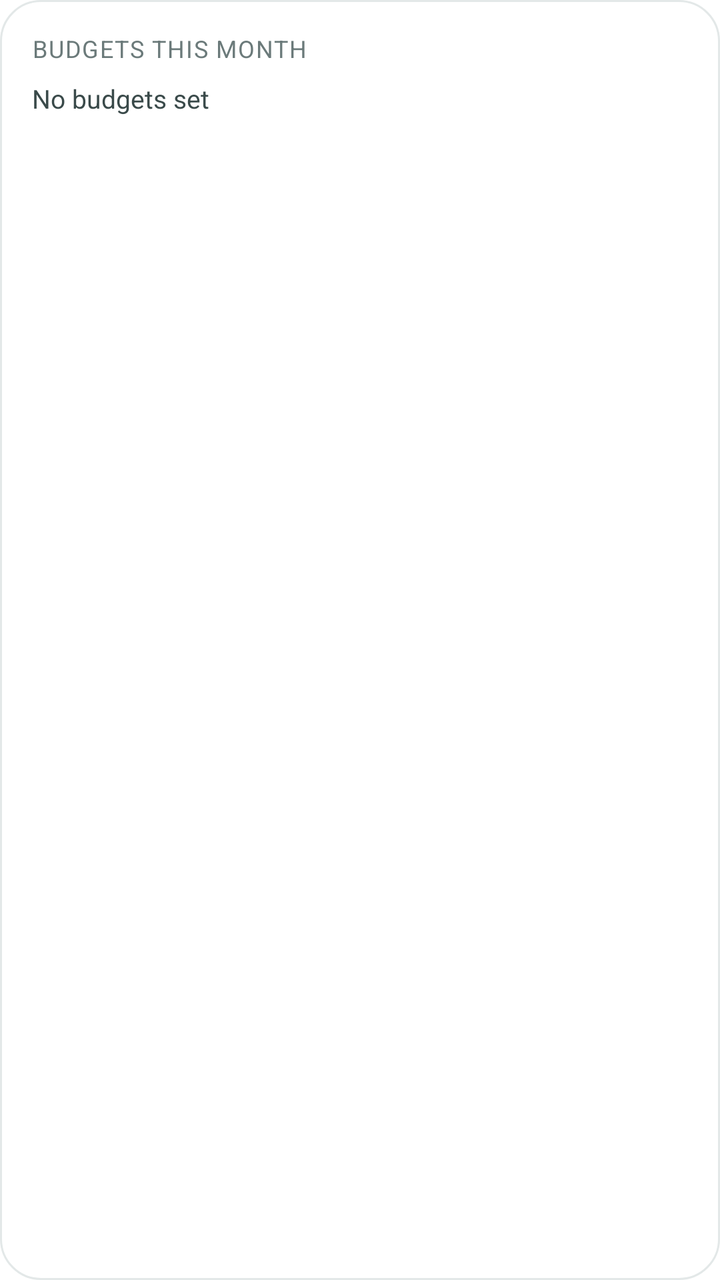
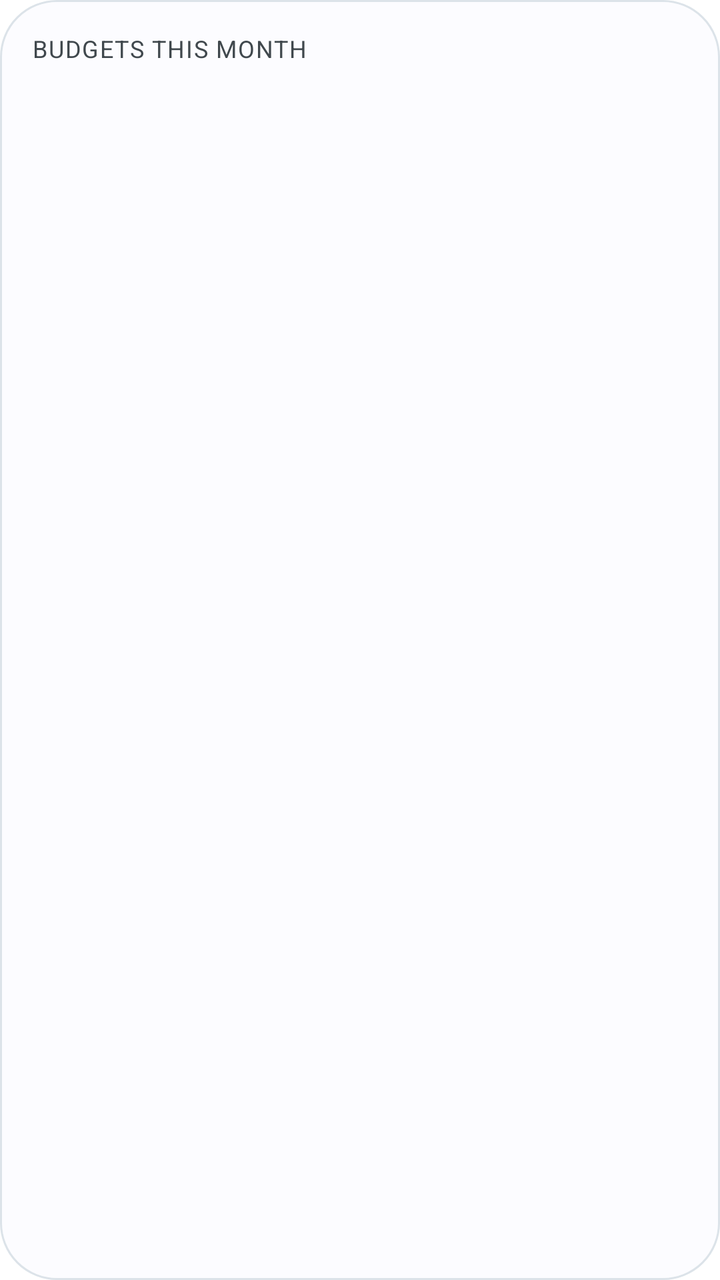

Before-and-after screenshots of an Android layout around one commit, followed by the original layout XML and the change that was made.
<!-- AndroidManifest.xml: fallback theme Theme.MaterialComponents.DayNight.NoActionBar -->
<!-- res/layout/widget_budget.xml -->
<?xml version="1.0" encoding="utf-8"?>
<LinearLayout xmlns:android="http://schemas.android.com/apk/res/android"
    android:id="@+id/widget_root"
    android:layout_width="match_parent"
    android:layout_height="match_parent"
    android:orientation="vertical"
    android:background="@drawable/widget_bg_card"
    android:padding="16dp">

    <TextView
        android:layout_width="wrap_content"
        android:layout_height="wrap_content"
        android:text="Budgets this month"
        android:textColor="#FF6B7A7A"
        android:textSize="12sp"
        android:letterSpacing="0.05"
        android:textAllCaps="true" />

    <TextView
        android:id="@+id/budget_body"
        android:layout_width="match_parent"
        android:layout_height="wrap_content"
        android:layout_marginTop="8dp"
        android:maxLines="4"
        android:ellipsize="end"
        android:lineSpacingExtra="4dp"
        android:text="No budgets set"
        android:textColor="#FF3A4A4A"
        android:textSize="13sp" />

    <TextView
        android:id="@+id/updated"
        android:layout_width="match_parent"
        android:layout_height="wrap_content"
        android:layout_marginTop="8dp"
        android:text=""
        android:textColor="#FF9AA5A5"
        android:textSize="11sp" />
</LinearLayout>
<!-- resources referenced by this layout -->
<resources>
  <!-- drawable widget_bg_card (drawable) -->
  <?xml version="1.0" encoding="utf-8"?>
  <shape xmlns:android="http://schemas.android.com/apk/res/android"
      android:shape="rectangle">
      <solid android:color="#FFFFFFFF" />
      <corners android:radius="20dp" />
      <stroke android:width="1dp" android:color="#FFE3E8E8" />
  </shape>
</resources>

<!-- the commit's change to res/layout/widget_budget.xml (unified diff, before → after) -->
@@ -5,35 +5,126 @@
     android:layout_height="match_parent"
     android:orientation="vertical"
     android:background="@drawable/widget_bg_card"
-    android:padding="16dp">
+    android:padding="@dimen/widget_padding">
 
     <TextView
         android:layout_width="wrap_content"
         android:layout_height="wrap_content"
         android:text="Budgets this month"
-        android:textColor="#FF6B7A7A"
+        android:textColor="@color/widget_text_muted"
         android:textSize="12sp"
         android:letterSpacing="0.05"
         android:textAllCaps="true" />
 
     <TextView
-        android:id="@+id/budget_body"
+        android:id="@+id/budget_empty"
         android:layout_width="match_parent"
         android:layout_height="wrap_content"
-        android:layout_marginTop="8dp"
-        android:maxLines="4"
-        android:ellipsize="end"
-        android:lineSpacingExtra="4dp"
+        android:layout_marginTop="10dp"
         android:text="No budgets set"
-        android:textColor="#FF3A4A4A"
-        android:textSize="13sp" />
+        android:textColor="@color/widget_text_primary"
+        android:textSize="13sp"
+        android:visibility="gone" />
+
+    
+    <LinearLayout
+        android:id="@+id/budget_0_row"
+        android:layout_width="match_parent"
+        android:layout_height="wrap_content"
+        android:orientation="vertical"
+        android:layout_marginTop="12dp"
+        android:visibility="gone">
+
+        <LinearLayout
+            android:layout_width="match_parent"
+            android:layout_height="wrap_content"
+            android:orientation="horizontal"
+            android:baselineAligned="false">
+            <TextView
+                android:id="@+id/budget_0_label"
+                android:layout_width="0dp"
+                android:layout_height="wrap_content"
+                android:layout_weight="1"
+                android:maxLines="1"
+                android:ellipsize="end"
+                android:text="Food"
+                android:textColor="@color/widget_text_primary"
+                android:textSize="13sp"
+                android:textStyle="bold" />
+            <TextView
+                android:id="@+id/budget_0_amount"
+                android:layout_width="wrap_content"
+                android:layout_height="wrap_content"
+                android:layout_marginStart="8dp"
+                android:text="₹0 / ₹0"
+                android:textColor="@color/widget_text_muted"
+                android:textSize="12sp" />
+        </LinearLayout>
+
+        <ProgressBar
+            android:id="@+id/budget_0_bar"
+            style="?android:attr/progressBarStyleHorizontal"
+            android:layout_width="match_parent"
+            android:layout_height="6dp"
+            android:layout_marginTop="5dp"
+            android:max="100"
+            android:progress="0"
+            android:progressDrawable="@drawable/widget_progress" />
+    </LinearLayout>
+
+    
+    <LinearLayout
+        android:id="@+id/budget_1_row"
+        android:layout_width="match_parent"
+        android:layout_height="wrap_content"
+        android:orientation="vertical"
+        android:layout_marginTop="12dp"
+        android:visibility="gone">
+
+        <LinearLayout
+            android:layout_width="match_parent"
+            android:layout_height="wrap_content"
+            android:orientation="horizontal"
+            android:baselineAligned="false">
+            <TextView
+                android:id="@+id/budget_1_label"
+                android:layout_width="0dp"
+                android:layout_height="wrap_content"
+                android:layout_weight="1"
+                android:maxLines="1"
+                android:ellipsize="end"
+                android:text="Transport"
+                android:textColor="@color/widget_text_primary"
+                android:textSize="13sp"
+                android:textStyle="bold" />
+            <TextView
+                android:id="@+id/budget_1_amount"
+                android:layout_width="wrap_content"
+                android:layout_height="wrap_content"
+                android:layout_marginStart="8dp"
+                android:text="₹0 / ₹0"
+                android:textColor="@color/widget_text_muted"
+                android:textSize="12sp" />
+        </LinearLayout>
+
+        <ProgressBar
+            android:id="@+id/budget_1_bar"
+            style="?android:attr/progressBarStyleHorizontal"
+            android:layout_width="match_parent"
+            android:layout_height="6dp"
+            android:layout_marginTop="5dp"
+            android:max="100"
+            android:progress="0"
+            android:progressDrawable="@drawable/widget_progress" />
+    </LinearLayout>
 
     <TextView
-        android:id="@+id/updated"
+        android:id="@+id/budget_more"
         android:layout_width="match_parent"
         android:layout_height="wrap_content"
         android:layout_marginTop="8dp"
         android:text=""
-        android:textColor="#FF9AA5A5"
-        android:textSize="11sp" />
+        android:textColor="@color/widget_text_faint"
+        android:textSize="11sp"
+        android:visibility="gone" />
 </LinearLayout>
<!-- resource entries referenced after the edit -->
@@ -1,12 +1,39 @@
 <!-- resources referenced by this layout -->
 <resources>
+  <color name="widget_text_faint">#FF98A2B3</color>
+  <color name="widget_text_muted">#FF5B6472</color>
+  <color name="widget_text_primary">#FF1A2233</color>
+  <dimen name="widget_padding">16dp</dimen>
   <!-- drawable widget_bg_card (drawable) -->
   <?xml version="1.0" encoding="utf-8"?>
   <shape xmlns:android="http://schemas.android.com/apk/res/android"
       android:shape="rectangle">
-      <solid android:color="#FFFFFFFF" />
-      <corners android:radius="20dp" />
-      <stroke android:width="1dp" android:color="#FFE3E8E8" />
+      <solid android:color="@color/widget_surface" />
+      <corners android:radius="@dimen/widget_corner_radius" />
+      <stroke android:width="1dp" android:color="@color/widget_border" />
   </shape>
+  <!-- drawable widget_progress (drawable) -->
+  <?xml version="1.0" encoding="utf-8"?>
+  <layer-list xmlns:android="http://schemas.android.com/apk/res/android">
+      <item android:id="@android:id/background">
+          <shape android:shape="rectangle">
+              <corners android:radius="999dp" />
+              <solid android:color="@color/widget_track" />
+          </shape>
+      </item>
+      <item android:id="@android:id/progress">
+          <clip>
+              <shape android:shape="rectangle">
+                  <corners android:radius="999dp" />
+                  <solid android:color="@color/widget_brand" />
+              </shape>
+          </clip>
+      </item>
+  </layer-list>
+  <color name="widget_surface">#FFFFFFFF</color>
+  <dimen name="widget_corner_radius">20dp</dimen>
+  <color name="widget_border">#FFE6EAF0</color>
+  <color name="widget_track">#FFEEF1F5</color>
+  <color name="widget_brand">#FF0F766E</color>
 </resources>
 
